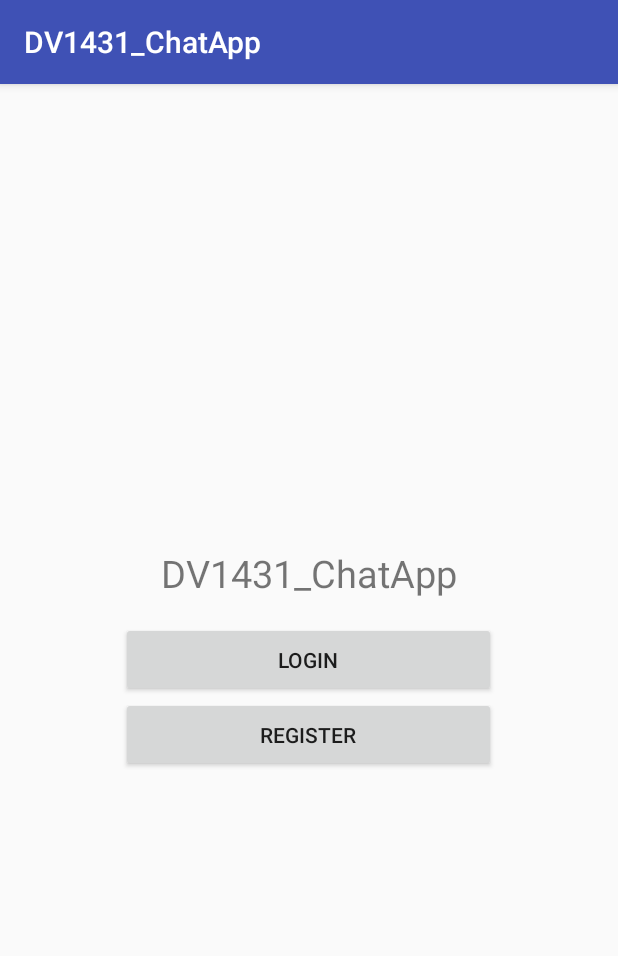
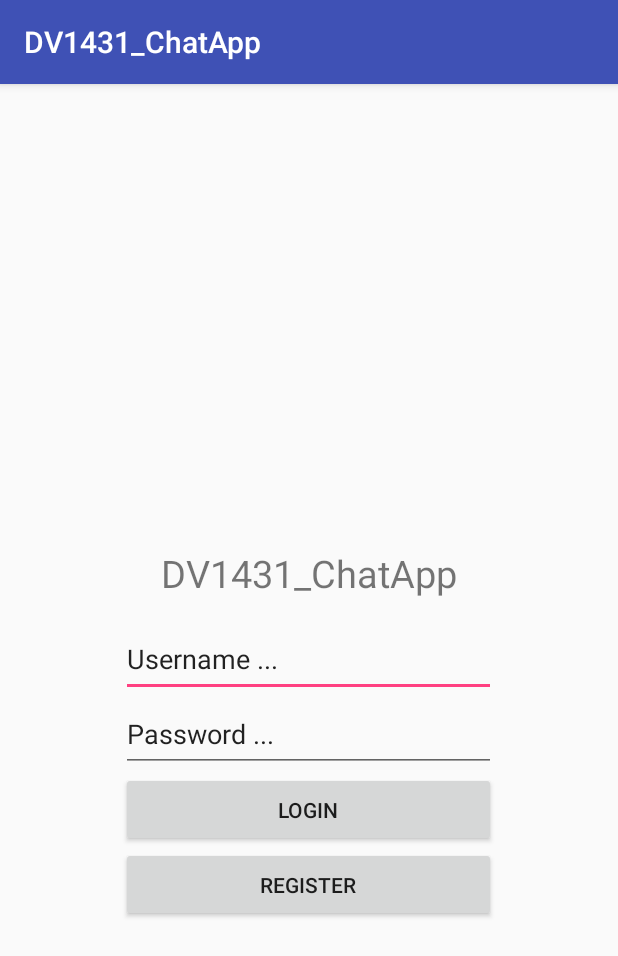
Before and after one commit to bowinhampe/DV1431_ChatApp, an Android app: the screen it shows after launch (LoginActivity), on a phone screen of 412 x 824 dp. Shown: the top 956 px of the screen. Run offline under Robolectric (Android 15) with nearby library versions, the light colour scheme and no system bars.

Commit message:
Added: Login fragment, Register fragment

```diff
--- a/app/build.gradle
+++ b/app/build.gradle
@@ -1,4 +1,4 @@
-    apply plugin: 'com.android.application'
+apply plugin: 'com.android.application'
 
 apply plugin: 'kotlin-android'
 
@@ -27,6 +27,7 @@ dependencies {
     implementation "org.jetbrains.kotlin:kotlin-stdlib-jre7:$kotlin_version"
     implementation 'com.android.support:appcompat-v7:26.1.0'
     implementation 'com.android.support.constraint:constraint-layout:1.0.2'
+    implementation 'com.android.support:support-v4:26.1.0'
     testImplementation 'junit:junit:4.12'
     androidTestImplementation 'com.android.support.test:runner:1.0.1'
     androidTestImplementation 'com.android.support.test.espresso:espresso-core:3.0.1'
@@ -35,4 +36,6 @@ dependencies {
 }
 
 
+
+
 apply plugin: 'com.google.gms.google-services'
--- a/app/src/main/java/com/example/hampus/dv1431_chatapp/LoginActivity.kt
+++ b/app/src/main/java/com/example/hampus/dv1431_chatapp/LoginActivity.kt
@@ -1,35 +1,31 @@
 package com.dv1431_chatapp
 
 import android.content.Intent
+import android.net.Uri
 import android.support.v7.app.AppCompatActivity
 import android.os.Bundle
+import android.view.View
+import com.example.hampus.dv1431_chatapp.LoginFragment
+import com.example.hampus.dv1431_chatapp.RegisterFragment
 import kotlinx.android.synthetic.main.activity_login.*
+import kotlinx.android.synthetic.main.activity_login.view.*
 
 class LoginActivity : AppCompatActivity() {
+
+    val mManager = supportFragmentManager
 
     override fun onCreate(savedInstanceState: Bundle?) {
         super.onCreate(savedInstanceState)
         setContentView(R.layout.activity_login)
-
-        initializeGUIComponents()
+        initiateGUIComponents()
     }
 
-    private fun initializeGUIComponents() {
-        loginActivity_login_btn.setOnClickListener {
-            // Start the main app activity
-            login()
-        }
-        loginActivity_register_btn.setOnClickListener {
-            // Start a register Fragment
-            register()
-        }
+    private fun initiateGUIComponents(){
+        val transaction = mManager.beginTransaction()
+        val loginFragment = LoginFragment()
+        transaction.replace(loginActivity_mainLayout.id, loginFragment)
+        transaction.addToBackStack(null)
+        transaction.commit()
     }
 
-    private fun login() {
-        val intent = Intent(this, MainActivity::class.java)
-        startActivity(intent)
-    }
-    private fun register(){
-
-    }
 }
--- /dev/null
+++ b/app/src/main/java/com/example/hampus/dv1431_chatapp/LoginFragment.kt
@@ -0,0 +1,113 @@
+package com.example.hampus.dv1431_chatapp
+
+import android.app.FragmentManager
+import android.content.Context
+import android.content.Intent
+import android.net.Uri
+import android.os.Bundle
+import android.support.v4.app.Fragment
+import android.view.LayoutInflater
+import android.view.View
+import android.view.ViewGroup
+import com.dv1431_chatapp.MainActivity
+import kotlinx.android.synthetic.main.fragment_login.view.*
+
+import com.dv1431_chatapp.R
+import kotlinx.android.synthetic.main.activity_login.*
+import kotlinx.android.synthetic.main.fragment_login.*
+
+/**
+ * A simple [Fragment] subclass.
+ * Activities that contain this fragment must implement the
+ * [LoginFragment.OnFragmentInteractionListener] interface
+ * to handle interaction events.
+ * Use the [LoginFragment.newInstance] factory method to
+ * create an instance of this fragment.
+ */
+class LoginFragment : Fragment() {
+
+    // TODO: Rename and change types of parameters
+    private var mParam1: String? = null
+    private var mParam2: String? = null
+
+    override fun onCreate(savedInstanceState: Bundle?) {
+        super.onCreate(savedInstanceState)
+        if (arguments != null) {
+            mParam1 = arguments.getString(ARG_PARAM1)
+            mParam2 = arguments.getString(ARG_PARAM2)
+        }
+
+    }
+
+    override fun onStart() {
+        super.onStart()
+        initializeGUIComponents()
+    }
+
+    private fun initializeGUIComponents() {
+        loginFragment_login_btn.setOnClickListener {
+            // Start the main app activity
+            login()
+        }
+        loginFragment_register_btn.setOnClickListener {
+            // Start a register Fragment
+            register()
+        }
+    }
+
+    private fun login() {
+        val intent = Intent(context, MainActivity::class.java)
+        startActivity(intent)
+    }
+    private fun register(){
+        val manager = childFragmentManager
+        val transaction = manager.beginTransaction()
+        val registerFragment = RegisterFragment()
+        transaction.replace(loginActivity_mainLayout.id, registerFragment)
+        transaction.addToBackStack(null)
+        transaction.commit()
+    }
+
+    override fun onCreateView(inflater: LayoutInflater?, container: ViewGroup?,
+                              savedInstanceState: Bundle?): View? {
+        // Inflate the layout for this fragment
+        return inflater!!.inflate(R.layout.fragment_login, container, false)
+    }
+
+    // TODO: Rename method, update argument and hook method into UI event
+    fun onButtonPressed(uri: Uri) {
+    }
+
+    override fun onAttach(context: Context?) {
+        super.onAttach(context)
+    }
+
+    override fun onDetach() {
+        super.onDetach()
+    }
+
+    companion object {
+        // TODO: Rename parameter arguments, choose names that match
+        // the fragment initialization parameters, e.g. ARG_ITEM_NUMBER
+        private val ARG_PARAM1 = "param1"
+        private val ARG_PARAM2 = "param2"
+
+        /**
+         * Use this factory method to create a new instance of
+         * this fragment using the provided parameters.
+         *
+         * @param param1 Parameter 1.
+         * @param param2 Parameter 2.
+         * @return A new instance of fragment LoginFragment.
+         */
+        // TODO: Rename and change types and number of parameters
+        fun newInstance(param1: String, param2: String): LoginFragment {
+            val fragment = LoginFragment()
+            val args = Bundle()
+            args.putString(ARG_PARAM1, param1)
+            args.putString(ARG_PARAM2, param2)
+            fragment.arguments = args
+            return fragment
+        }
+    }
+}// Required empty public constructor
--- a/app/src/main/res/layout/activity_login.xml
+++ b/app/src/main/res/layout/activity_login.xml
@@ -6,37 +6,11 @@
     android:layout_height="match_parent"
     tools:context="com.dv1431_chatapp.LoginActivity">
 
-    <RelativeLayout
-        android:layout_width="match_parent"
-        android:layout_height="match_parent">
 
-        <TextView
-            android:layout_width="250dp"
-            android:layout_height="50dp"
-            android:text="@string/app_name"
-            android:textSize="25sp"
-            android:layout_centerInParent="true"
-            android:layout_above="@id/loginActivity_login_btn"
-            android:textAlignment="center">
+   <RelativeLayout
+       android:layout_width="match_parent"
+       android:layout_height="match_parent"
+       android:id="@+id/loginActivity_mainLayout">
 
-        </TextView>
-
-        <Button
-            android:layout_width="250dp"
-            android:layout_height="50dp"
-            android:layout_centerInParent="true"
-            android:id="@+id/loginActivity_login_btn"
-            android:text="@string/btn_login">
-         </Button>
-
-        <Button
-            android:layout_width="250dp"
-            android:layout_height="50dp"
-            android:layout_below="@id/loginActivity_login_btn"
-            android:layout_centerInParent="true"
-            android:id="@+id/loginActivity_register_btn"
-            android:text="@string/btn_register">
-        </Button>
-
-    </RelativeLayout>
+   </RelativeLayout>
 </android.support.constraint.ConstraintLayout>
--- /dev/null
+++ b/app/src/main/res/layout/fragment_login.xml
@@ -0,0 +1,62 @@
+<FrameLayout xmlns:android="http://schemas.android.com/apk/res/android"
+    xmlns:tools="http://schemas.android.com/tools"
+    android:layout_width="match_parent"
+    android:layout_height="match_parent"
+    tools:context="com.example.hampus.dv1431_chatapp.LoginFragment">
+
+    <!-- TODO: Update blank fragment layout -->
+    <RelativeLayout
+        android:layout_width="match_parent"
+        android:layout_height="match_parent"
+        android:visibility="visible"
+        android:id="@+id/loginFragment_mainLayout">
+
+        <TextView
+            android:layout_width="250dp"
+            android:layout_height="50dp"
+            android:text="@string/app_name"
+            android:textSize="25sp"
+            android:layout_centerInParent="true"
+            android:id="@+id/loginFragment_appname_txtview"
+            android:layout_above="@id/loginFragment_usrname_edtxt"
+            android:textAlignment="center">
+
+        </TextView>
+
+        <EditText
+            android:layout_width="250dp"
+            android:layout_height="50dp"
+            android:id="@+id/loginFragment_usrname_edtxt"
+            android:text="@string/edtxt_usrname"
+            android:layout_centerInParent="true"/>
+
+        <EditText
+            android:layout_width="250dp"
+            android:layout_height="50dp"
+            android:id="@+id/loginFragment_pw_edtxt"
+            android:text="@string/edtxt_pw"
+            android:layout_below="@id/loginFragment_usrname_edtxt"
+            android:layout_centerInParent="true"/>
+
+        <Button
+            android:layout_width="250dp"
+            android:layout_height="50dp"
+            android:layout_centerInParent="true"
+            android:layout_below="@id/loginFragment_pw_edtxt"
+            android:id="@+id/loginFragment_login_btn"
+            android:text="@string/btn_login">
+        </Button>
+
+        <Button
+            android:layout_width="250dp"
+            android:layout_height="50dp"
+            android:layout_below="@id/loginFragment_login_btn"
+            android:layout_centerInParent="true"
+            android:id="@+id/loginFragment_register_btn"
+            android:text="@string/btn_register">
+        </Button>
+
+    </RelativeLayout>
+
+
+</FrameLayout>
--- a/app/src/main/res/values/strings.xml
+++ b/app/src/main/res/values/strings.xml
@@ -2,4 +2,10 @@
     <string name="app_name">DV1431_ChatApp</string>
     <string name="btn_login">Login</string>
     <string name="btn_register">Register</string>
+    <string name="edtxt_usrname">Username ...</string>
+    <string name="edtxt_pw">Password ...</string>
+    <string name="edtxt_email">Email ...</string>
+
+    <!-- TODO: Remove or change this placeholder text -->
+    <string name="hello_blank_fragment">Hello blank fragment</string>
 </resources>
```
Also changed, not shown: app/src/main/java/com/example/hampus/dv1431_chatapp/RegisterFragment.kt (added, +80 -0 lines), app/src/main/res/layout/fragment_register.xml (added, +40 -0 lines).
